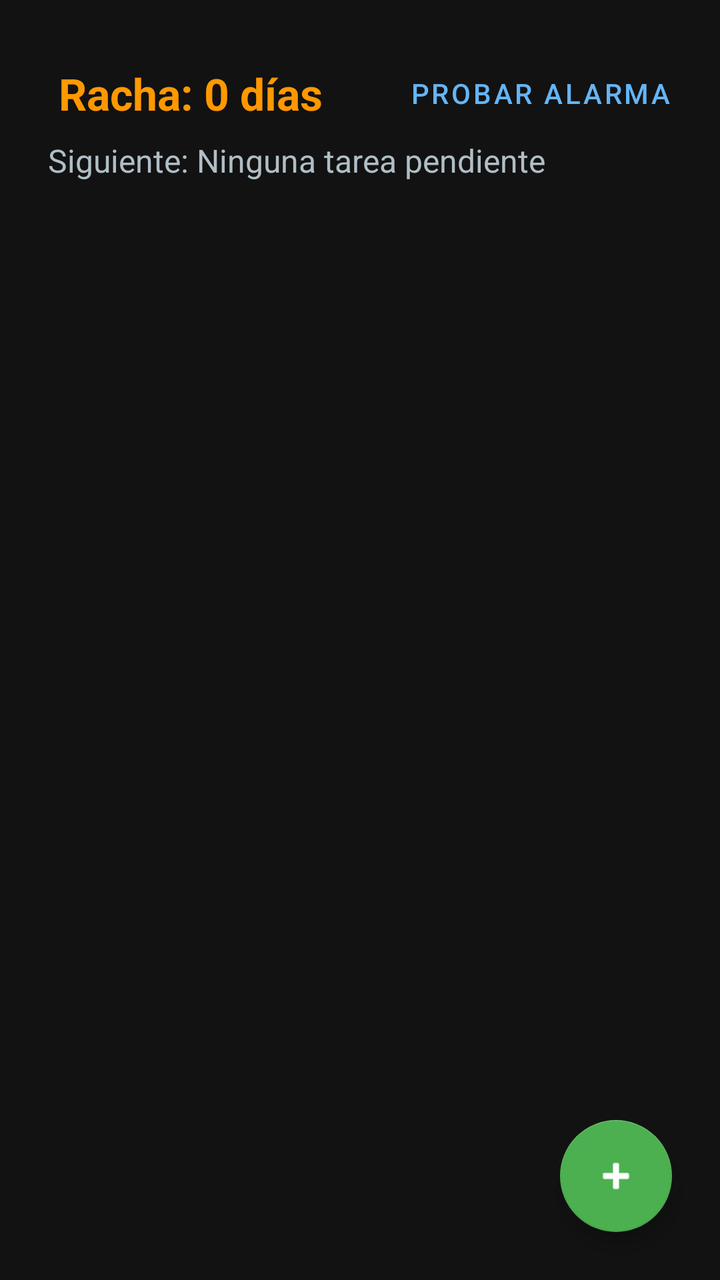
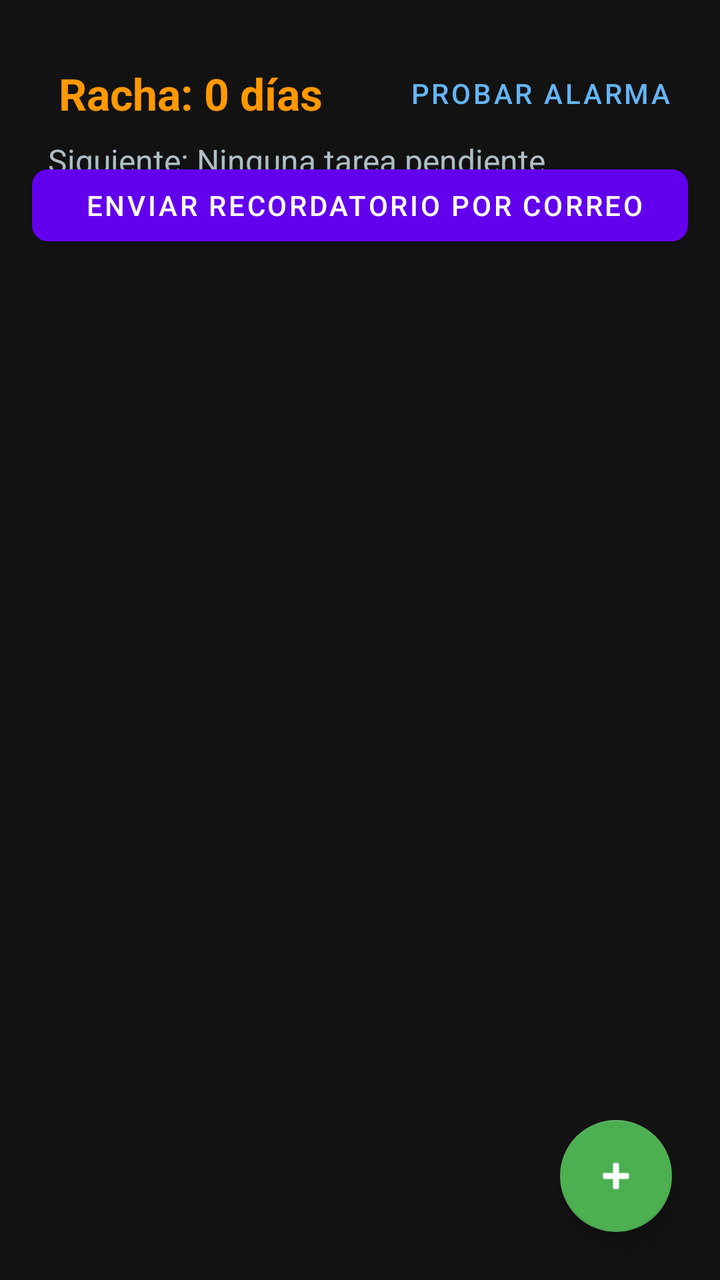

The first picture is an Android layout as it rendered before a commit; the second is the same layout after the commit. The layout source and the unified diff follow.
<!-- AndroidManifest.xml: application theme Theme.MaterialComponents.DayNight.NoActionBar -->
<!-- res/layout/activity_main.xml -->
<?xml version="1.0" encoding="utf-8"?>
<androidx.constraintlayout.widget.ConstraintLayout
    xmlns:android="http://schemas.android.com/apk/res/android"
    xmlns:app="http://schemas.android.com/apk/res-auto"
    xmlns:tools="http://schemas.android.com/tools"
    android:layout_width="match_parent"
    android:layout_height="match_parent"
    android:background="#121212"
    tools:context=".MainActivity">

    <TextView
        android:id="@+id/tvStreak"
        android:layout_width="wrap_content"
        android:layout_height="wrap_content"
        android:layout_marginStart="24dp"
        android:layout_marginTop="32dp"
        android:text=" Racha: 0 días"
        android:textColor="#FF9800"
        android:textSize="22sp"
        android:textStyle="bold"
        app:layout_constraintStart_toStartOf="parent"
        app:layout_constraintTop_toTopOf="parent" />

    
    <com.google.android.material.button.MaterialButton
        android:id="@+id/btnTestNotification"
        style="@style/Widget.MaterialComponents.Button.TextButton"
        android:layout_width="wrap_content"
        android:layout_height="wrap_content"
        android:layout_marginEnd="16dp"
        android:text=" Probar Alarma"
        android:textColor="#64B5F6"
        app:layout_constraintBottom_toBottomOf="@id/tvStreak"
        app:layout_constraintEnd_toEndOf="parent"
        app:layout_constraintTop_toTopOf="@id/tvStreak" />

    <TextView
        android:id="@+id/tvNextTask"
        android:layout_width="wrap_content"
        android:layout_height="wrap_content"
        android:layout_marginTop="8dp"
        android:text="Siguiente: Ninguna tarea pendiente"
        android:textColor="#B0BEC5"
        android:textSize="16sp"
        app:layout_constraintStart_toStartOf="@id/tvStreak"
        app:layout_constraintTop_toBottomOf="@id/tvStreak" />

    <androidx.recyclerview.widget.RecyclerView
        android:id="@+id/recyclerViewTasks"
        android:layout_width="0dp"
        android:layout_height="0dp"
        android:layout_marginTop="24dp"
        android:clipToPadding="false"
        android:paddingBottom="80dp"
        app:layout_constraintBottom_toBottomOf="parent"
        app:layout_constraintEnd_toEndOf="parent"
        app:layout_constraintStart_toStartOf="parent"
        app:layout_constraintTop_toBottomOf="@id/tvNextTask"
        tools:listitem="@layout/item_task" />

    <com.google.android.material.floatingactionbutton.FloatingActionButton
        android:id="@+id/fabAddTask"
        android:layout_width="wrap_content"
        android:layout_height="wrap_content"
        android:layout_marginEnd="24dp"
        android:layout_marginBottom="24dp"
        android:contentDescription="Agregar tarea"
        android:src="@android:drawable/ic_input_add"
        app:backgroundTint="#4CAF50"
        app:layout_constraintBottom_toBottomOf="parent"
        app:layout_constraintEnd_toEndOf="parent"
        app:tint="#FFFFFF" />

</androidx.constraintlayout.widget.ConstraintLayout>
<!-- res/layout/item_task.xml (included above) -->
<?xml version="1.0" encoding="utf-8"?>
<androidx.cardview.widget.CardView
    xmlns:android="http://schemas.android.com/apk/res/android"
    xmlns:app="http://schemas.android.com/apk/res-auto"
    android:layout_width="match_parent"
    android:layout_height="wrap_content"
    android:layout_marginHorizontal="16dp"
    android:layout_marginVertical="8dp"
    app:cardBackgroundColor="#1E1E1E"
    app:cardCornerRadius="16dp"
    app:cardElevation="4dp">

    <androidx.constraintlayout.widget.ConstraintLayout
        android:layout_width="match_parent"
        android:layout_height="wrap_content"
        android:padding="16dp">

        <CheckBox
            android:id="@+id/checkboxTask"
            android:layout_width="58dp"
            android:layout_height="56dp"
            android:buttonTint="#4CAF50"
            app:layout_constraintBottom_toBottomOf="parent"
            app:layout_constraintStart_toStartOf="parent"
            app:layout_constraintTop_toTopOf="parent" />

        <TextView
            android:id="@+id/tvTaskTitle"
            android:layout_width="0dp"
            android:layout_height="wrap_content"
            android:layout_marginStart="12dp"
            android:text="Título de la tarea"
            android:textColor="#FFFFFF"
            android:textSize="18sp"
            android:textStyle="bold"
            app:layout_constraintEnd_toEndOf="parent"
            app:layout_constraintStart_toEndOf="@id/checkboxTask"
            app:layout_constraintTop_toTopOf="parent" />

        <TextView
            android:id="@+id/tvTaskCategoryTime"
            android:layout_width="wrap_content"
            android:layout_height="wrap_content"
            android:layout_marginTop="4dp"
            android:text="Categoría • 00:00 hrs"
            android:textColor="#64B5F6"
            android:textSize="14sp"
            app:layout_constraintStart_toStartOf="@id/tvTaskTitle"
            app:layout_constraintTop_toBottomOf="@id/tvTaskTitle" />

    </androidx.constraintlayout.widget.ConstraintLayout>

</androidx.cardview.widget.CardView>
<!-- resources referenced by this layout -->
<resources>

</resources>

<!-- the commit's change to res/layout/activity_main.xml (unified diff, before → after) -->
@@ -21,7 +21,6 @@
         app:layout_constraintStart_toStartOf="parent"
         app:layout_constraintTop_toTopOf="parent" />
 
-    
     <com.google.android.material.button.MaterialButton
         android:id="@+id/btnTestNotification"
         style="@style/Widget.MaterialComponents.Button.TextButton"
@@ -33,6 +32,18 @@
         app:layout_constraintBottom_toBottomOf="@id/tvStreak"
         app:layout_constraintEnd_toEndOf="parent"
         app:layout_constraintTop_toTopOf="@id/tvStreak" />
+
+    <com.google.android.material.button.MaterialButton
+        android:id="@+id/btnSendEmail"
+        android:layout_width="0dp"
+        android:layout_height="wrap_content"
+        android:text=" Enviar Recordatorio por Correo"
+        android:layout_marginTop="8dp"
+        android:layout_marginHorizontal="16dp"
+        app:cornerRadius="8dp"
+        app:layout_constraintTop_toBottomOf="@id/btnTestNotification"
+        app:layout_constraintStart_toStartOf="parent"
+        app:layout_constraintEnd_toEndOf="parent" />
 
     <TextView
         android:id="@+id/tvNextTask"
@@ -74,55 +85,50 @@
 </androidx.constraintlayout.widget.ConstraintLayout>
 <!-- res/layout/item_task.xml (included above) -->
 <?xml version="1.0" encoding="utf-8"?>
-<androidx.cardview.widget.CardView
-    xmlns:android="http://schemas.android.com/apk/res/android"
+<androidx.cardview.widget.CardView xmlns:android="http://schemas.android.com/apk/res/android"
     xmlns:app="http://schemas.android.com/apk/res-auto"
     android:layout_width="match_parent"
     android:layout_height="wrap_content"
-    android:layout_marginHorizontal="16dp"
-    android:layout_marginVertical="8dp"
-    app:cardBackgroundColor="#1E1E1E"
-    app:cardCornerRadius="16dp"
-    app:cardElevation="4dp">
+    android:layout_marginHorizontal="8dp"
+    android:layout_marginVertical="4dp"
+    app:cardCornerRadius="8dp"
+    app:cardElevation="2dp">
 
-    <androidx.constraintlayout.widget.ConstraintLayout
+    <LinearLayout
         android:layout_width="match_parent"
         android:layout_height="wrap_content"
-        android:padding="16dp">
+        android:orientation="horizontal"
+        android:padding="16dp"
+        android:gravity="center_vertical">
 
         <CheckBox
-            android:id="@+id/checkboxTask"
-            android:layout_width="58dp"
-            android:layout_height="56dp"
-            android:buttonTint="#4CAF50"
-            app:layout_constraintBottom_toBottomOf="parent"
-            app:layout_constraintStart_toStartOf="parent"
-            app:layout_constraintTop_toTopOf="parent" />
+            android:id="@+id/cbCompleted"
+            android:layout_width="wrap_content"
+            android:layout_height="wrap_content" />
 
-        <TextView
-            android:id="@+id/tvTaskTitle"
+        <LinearLayout
             android:layout_width="0dp"
             android:layout_height="wrap_content"
+            android:layout_weight="1"
             android:layout_marginStart="12dp"
-            android:text="Título de la tarea"
-            android:textColor="#FFFFFF"
-            android:textSize="18sp"
-            android:textStyle="bold"
-            app:layout_constraintEnd_toEndOf="parent"
-            app:layout_constraintStart_toEndOf="@id/checkboxTask"
-            app:layout_constraintTop_toTopOf="parent" />
+            android:orientation="vertical">
 
-        <TextView
-            android:id="@+id/tvTaskCategoryTime"
-            android:layout_width="wrap_content"
-            android:layout_height="wrap_content"
-            android:layout_marginTop="4dp"
-            android:text="Categoría • 00:00 hrs"
-            android:textColor="#64B5F6"
-            android:textSize="14sp"
-            app:layout_constraintStart_toStartOf="@id/tvTaskTitle"
-            app:layout_constraintTop_toBottomOf="@id/tvTaskTitle" />
+            <TextView
+                android:id="@+id/tvTaskTitle"
+                android:layout_width="wrap_content"
+                android:layout_height="wrap_content"
+                android:text="Título de la tarea"
+                android:textSize="16sp"
+                android:textStyle="bold" />
 
-    </androidx.constraintlayout.widget.ConstraintLayout>
+            <TextView
+                android:id="@+id/tvTaskTime"
+                android:layout_width="wrap_content"
+                android:layout_height="wrap_content"
+                android:text="00:00"
+                android:textColor="@android:color/darker_gray"
+                android:textSize="12sp" />
+        </LinearLayout>
 
+    </LinearLayout>
 </androidx.cardview.widget.CardView>
